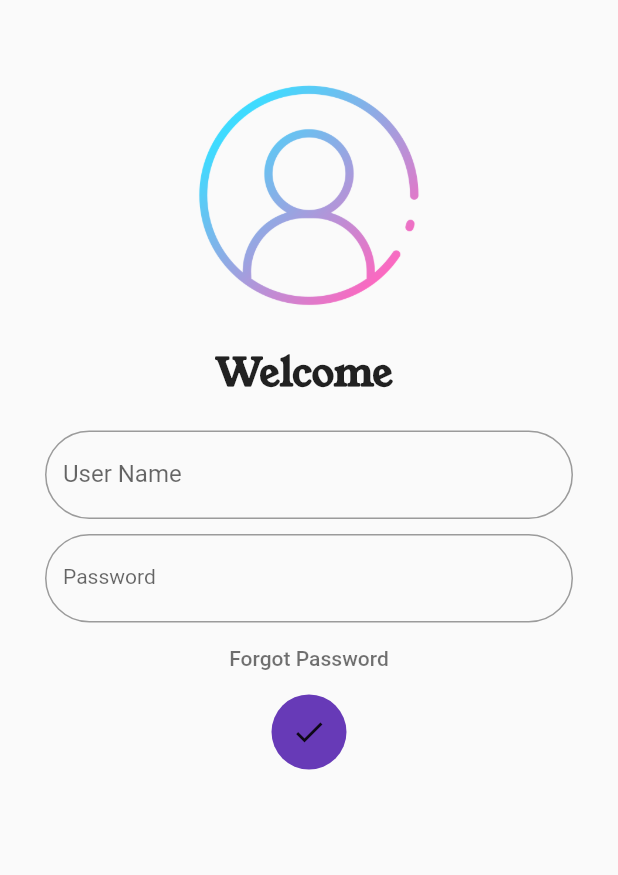
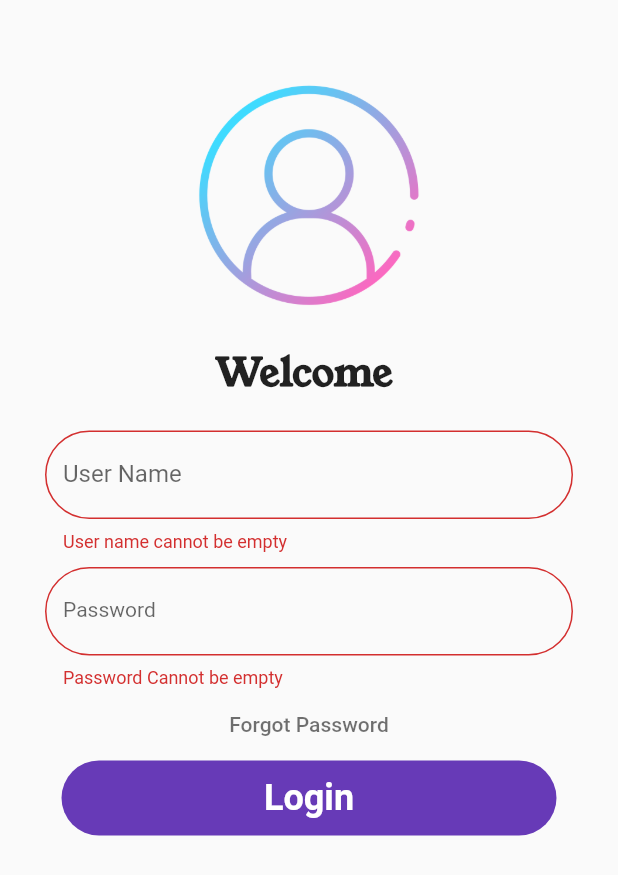
Before and after one commit to talhasiddique7/30_days_of_flutter, a Flutter app: the screen it shows after launch, after a tap on "Login", on a phone screen of 412 x 824 dp. Shown: the top 875 px of the screen. Run offline on Flutter 3.47's test engine with Material 2 defaults, Android fonts, the phone set to English and light mode, and no system bars.

Commit message:
day 8 complete

```diff
--- a/lib/pages/home_page.dart
+++ b/lib/pages/home_page.dart
@@ -14,7 +14,7 @@ class HomePage extends StatelessWidget {
       // ),
       home: Scaffold(
         appBar: AppBar(
-          title: Text("DAY 5"),
+          title: Text("DAY 8"),
           centerTitle: true,
           backgroundColor: Colors.deepOrange,
         ),
--- a/lib/pages/login_page.dart
+++ b/lib/pages/login_page.dart
@@ -14,12 +14,30 @@ class _LoginPageState extends State<LoginPage> {
   @override
   String name = '';
   bool changebutton = false;
+  final _formkey = GlobalKey<FormState>();
+
+  movetohome(context) async {
+    if (_formkey.currentState!.validate()) {
+      setState(() {
+        changebutton = true;
+      });
+
+      await Future.delayed(Duration(seconds: 1));
+      await Navigator.pushNamed(context, MyRoutes.HomeRoute);
+      setState(() {
+        changebutton = false;
+      });
+    }
+  }
+
   Widget build(BuildContext context) {
     return Material(
       child: Padding(
         padding: const EdgeInsets.all(30.0),
         child: Builder(builder: (context) {
           return SingleChildScrollView(
+            child: Form(
+              key: _formkey,
               child: Column(
                 children: <Widget>[
                   Image.asset(
@@ -41,10 +59,16 @@ class _LoginPageState extends State<LoginPage> {
                       hintText: "username",
                       labelText: 'User Name',
                       border: OutlineInputBorder(
-                      borderSide: BorderSide(width: 2), //<-- SEE HERE
                         borderRadius: BorderRadius.circular(40.0),
                       ),
                     ),
+                    validator: (value) {
+                      if (value == null || value.isEmpty) {
+                        return "User name cannot be empty";
+                      } else {
+                        return null;
+                      }
+                    },
                     onChanged: (value) {
                       setState(() {
                         name = value;
@@ -60,13 +84,24 @@ class _LoginPageState extends State<LoginPage> {
                       hintText: "password",
                       labelText: 'Password',
                       border: OutlineInputBorder(
-                      borderSide: BorderSide(width: 2),
                         borderRadius: BorderRadius.circular(40.0),
                       ),
                       labelStyle: TextStyle(
                         fontSize: 14,
                       ),
                     ),
+                    validator: (value) {
+                      if (value == null || value.isEmpty) {
+                        return "Password Cannot be empty";
+                      } else {
+                        if (value.length < 6) {
+                          return "Password must be grater than 6 letters";
+                        }
+                        else{
+                          return null;
+                        }
+                      }
+                    },
                   ),
                   // Text("Forgot Password",
                   //     style: TextStyle(
@@ -84,17 +119,16 @@ class _LoginPageState extends State<LoginPage> {
                         ),
                       )),
                   InkWell(
-                  onTap: () {
-                    //Navigator.pushNamed(context, MyRoutes.HomeRoute);
-                    setState(() {
-                      changebutton = true;
-                    });
+                    onTap: () async {
+                      movetohome(context);
                     },
                     child: Container(
-                    width: changebutton?50:330,
+                      width: changebutton ? 50 : 330,
                       height: 50,
                       alignment: Alignment.center,
-                    child: changebutton?Icon(Icons.done):Text(
+                      child: changebutton
+                          ? Icon(Icons.done)
+                          : Text(
                               'Login',
                               style: TextStyle(
                                   fontSize: 24,
@@ -125,6 +159,7 @@ class _LoginPageState extends State<LoginPage> {
                   //     ))
                 ],
               ),
+            ),
           );
         }),
       ),
```
Lines whose indentation alone changed are shown as unchanged.
